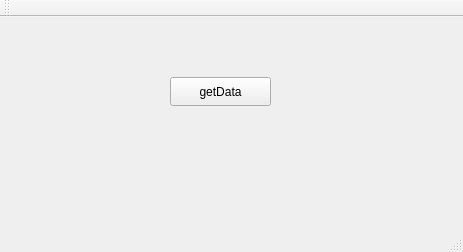
The window that qtsupervisory-master/QtTcpClientConsumer/mainwindow.ui (breno550/DCA1202---Projeto-final) describes before a commit, drawn with Qt 5.
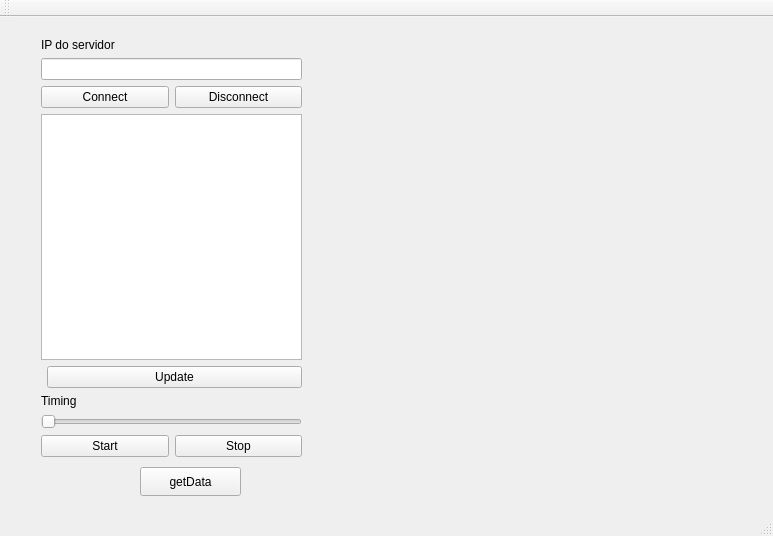
The same window after the commit.

The edit to the form file:
```diff
--- a/qtsupervisory-master/QtTcpClientConsumer/mainwindow.ui
+++ b/qtsupervisory-master/QtTcpClientConsumer/mainwindow.ui
@@ -6,8 +6,8 @@
    <rect>
     <x>0</x>
     <y>0</y>
-    <width>463</width>
-    <height>252</height>
+    <width>773</width>
+    <height>536</height>
    </rect>
   </property>
   <property name="windowTitle">
@@ -17,8 +17,8 @@
    <widget class="QPushButton" name="pushButtonGet">
     <property name="geometry">
      <rect>
-      <x>170</x>
-      <y>60</y>
+      <x>140</x>
+      <y>450</y>
       <width>101</width>
       <height>29</height>
      </rect>
@@ -27,6 +27,106 @@
      <string>getData</string>
     </property>
    </widget>
+   <widget class="QWidget" name="widget" native="true">
+    <property name="geometry">
+     <rect>
+      <x>330</x>
+      <y>20</y>
+      <width>401</width>
+      <height>421</height>
+     </rect>
+    </property>
+   </widget>
+   <widget class="QWidget" name="layoutWidget">
+    <property name="geometry">
+     <rect>
+      <x>30</x>
+      <y>10</y>
+      <width>283</width>
+      <height>441</height>
+     </rect>
+    </property>
+    <layout class="QFormLayout" name="formLayout">
+     <item row="1" column="0" colspan="2">
+      <layout class="QHBoxLayout" name="horizontalLayout">
+       <item>
+        <widget class="QPushButton" name="pushButton_connect">
+         <property name="text">
+          <string>Connect</string>
+         </property>
+        </widget>
+       </item>
+       <item>
+        <widget class="QPushButton" name="pushButton_disconnect">
+         <property name="text">
+          <string>Disconnect</string>
+         </property>
+        </widget>
+       </item>
+      </layout>
+     </item>
+     <item row="0" column="0" colspan="2">
+      <layout class="QVBoxLayout" name="verticalLayout">
+       <item>
+        <widget class="QLabel" name="label">
+         <property name="text">
+          <string>IP do servidor</string>
+         </property>
+        </widget>
+       </item>
+       <item>
+        <widget class="QLineEdit" name="lineEditIP"/>
+       </item>
+      </layout>
+     </item>
+     <item row="2" column="0" colspan="2">
+      <widget class="QTextEdit" name="textEdit"/>
+     </item>
+     <item row="5" column="0" colspan="2">
+      <layout class="QHBoxLayout" name="horizontalLayout_2">
+       <item>
+        <widget class="QPushButton" name="pushButton_start">
+         <property name="text">
+          <string>Start</string>
+         </property>
+        </widget>
+       </item>
+       <item>
+        <widget class="QPushButton" name="pushButton_stop">
+         <property name="text">
+          <string>Stop</string>
+         </property>
+        </widget>
+       </item>
+      </layout>
+     </item>
+     <item row="3" column="1">
+      <widget class="QPushButton" name="pushButton_update">
+       <property name="text">
+        <string>Update</string>
+       </property>
+      </widget>
+     </item>
+     <item row="4" column="0" colspan="2">
+      <layout class="QVBoxLayout" name="verticalLayout_2">
+       <item>
+        <widget class="QLabel" name="label_2">
+         <property name="text">
+          <string>Timing</string>
+         </property>
+        </widget>
+       </item>
+       <item>
+        <widget class="QSlider" name="horizontalSlider">
+         <property name="orientation">
+          <enum>Qt::Horizontal</enum>
+         </property>
+        </widget>
+       </item>
+      </layout>
+     </item>
+    </layout>
+   </widget>
   </widget>
   <widget class="QMenuBar" name="menuBar">
    <property name="geometry">
```
Left out of the diff: 4 changed lines with no effect on the pictures.
